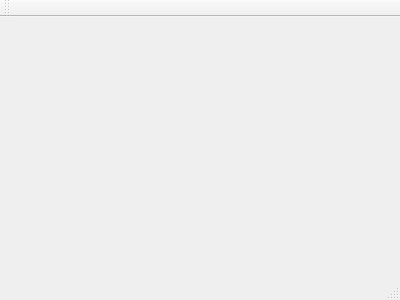
Above: src/rockstatus.ui from Fran89/RockStatus before the change. Below: the same form after it.
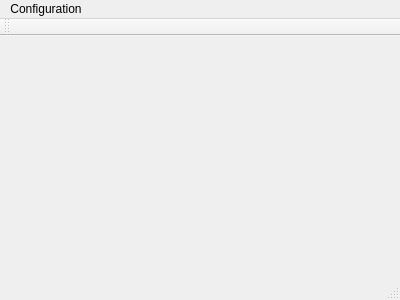
That is the form after the change.

Commit message: Added configuration window

```diff
--- a/src/rockstatus.ui
+++ b/src/rockstatus.ui
@@ -12,13 +12,40 @@
   <property name="windowTitle" >
    <string>RockStatus</string>
   </property>
-  <widget class="QMenuBar" name="menuBar" />
-  <widget class="QToolBar" name="mainToolBar" />
-  <widget class="QWidget" name="centralWidget" />
-  <widget class="QStatusBar" name="statusBar" />
+  <widget class="QWidget" name="centralWidget"/>
+  <widget class="QMenuBar" name="menuBar">
+   <property name="geometry">
+    <rect>
+     <x>0</x>
+     <y>0</y>
+     <width>400</width>
+     <height>19</height>
+    </rect>
+   </property>
+   <widget class="QMenu" name="menuConnection">
+    <property name="title">
+     <string>Configuration</string>
+    </property>
+    <addaction name="actionConnection"/>
+   </widget>
+   <addaction name="menuConnection"/>
+  </widget>
+  <widget class="QToolBar" name="mainToolBar">
+   <attribute name="toolBarArea">
+    <enum>TopToolBarArea</enum>
+   </attribute>
+   <attribute name="toolBarBreak">
+    <bool>false</bool>
+   </attribute>
+  </widget>
+  <widget class="QStatusBar" name="statusBar"/>
+  <action name="actionConnection">
+   <property name="text">
+    <string>Connection</string>
+   </property>
+  </action>
  </widget>
- <layoutDefault spacing="6" margin="11" />
- <pixmapfunction></pixmapfunction>
+ <layoutdefault spacing="6" margin="11"/>
  <resources/>
  <connections/>
 </ui>
```
Left out of the diff: 7 changed lines with no effect on the pictures. The commit also changes 6 other files.
